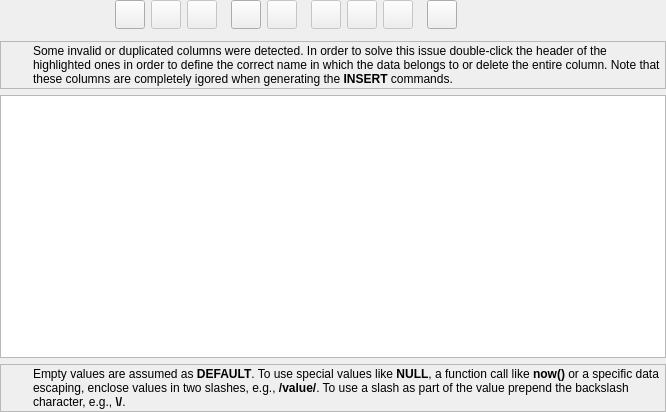
Qt form libpgmodeler_ui/ui/tabledatawidget.ui (pgmodeler/pgmodeler) before a commit.
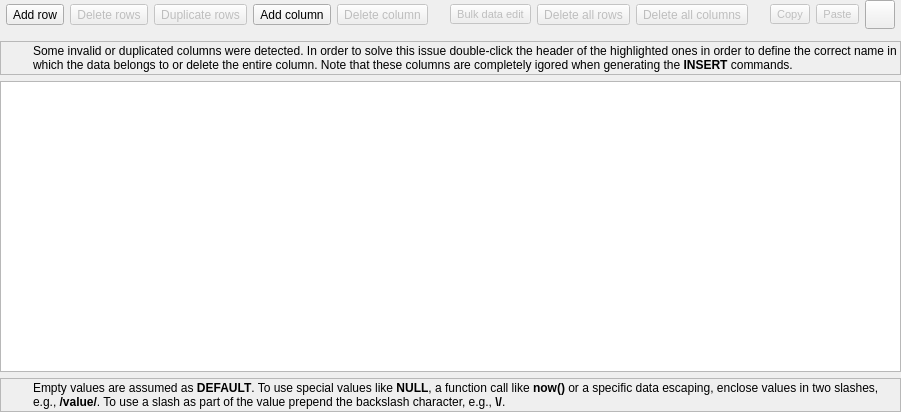
The same form after that commit. Icons and pictures are not drawn.

Commit message: Added the ability to paste CSV text from clipboard into the TableDataWidget

What changed in the file:
```diff
--- a/libpgmodeler_ui/ui/tabledatawidget.ui
+++ b/libpgmodeler_ui/ui/tabledatawidget.ui
@@ -6,7 +6,7 @@
    <rect>
     <x>0</x>
     <y>0</y>
-    <width>666</width>
+    <width>658</width>
     <height>412</height>
    </rect>
   </property>
@@ -26,7 +26,7 @@
    <property name="bottomMargin">
     <number>0</number>
    </property>
-   <item row="3" column="0" colspan="14">
+   <item row="3" column="0" colspan="15">
     <widget class="QTableWidget" name="data_tbw">
      <property name="enabled">
       <bool>true</bool>
@@ -90,120 +90,45 @@
      </attribute>
     </widget>
    </item>
-   <item row="2" column="0" colspan="14">
-    <widget class="QFrame" name="warn_frm">
-     <property name="sizePolicy">
-      <sizepolicy hsizetype="Preferred" vsizetype="Fixed">
-       <horstretch>0</horstretch>
-       <verstretch>0</verstretch>
-      </sizepolicy>
+   <item row="0" column="11">
+    <widget class="QToolButton" name="copy_tb">
+     <property name="enabled">
+      <bool>false</bool>
      </property>
-     <property name="minimumSize">
-      <size>
-       <width>0</width>
-       <height>30</height>
-      </size>
-     </property>
-     <property name="frameShape">
-      <enum>QFrame::StyledPanel</enum>
-     </property>
-     <property name="frameShadow">
-      <enum>QFrame::Raised</enum>
-     </property>
-     <layout class="QGridLayout" name="gridLayout_6">
-      <property name="leftMargin">
-       <number>2</number>
-      </property>
-      <property name="topMargin">
-       <number>2</number>
-      </property>
-      <property name="rightMargin">
-       <number>2</number>
-      </property>
-      <property name="bottomMargin">
-       <number>2</number>
-      </property>
-      <item row="0" column="0">
-       <widget class="QLabel" name="label_7">
-        <property name="minimumSize">
-         <size>
-          <width>24</width>
-          <height>24</height>
-         </size>
-        </property>
-        <property name="maximumSize">
-         <size>
-          <width>24</width>
-          <height>24</height>
-         </size>
-        </property>
-        <property name="text">
-         <string/>
-        </property>
-        <property name="textFormat">
-         <enum>Qt::AutoText</enum>
-        </property>
-        <property name="pixmap">
-         <pixmap resource="../res/resources.qrc">:/icones/icones/msgbox_alerta.png</pixmap>
-        </property>
-        <property name="scaledContents">
-         <bool>true</bool>
-        </property>
-       </widget>
-      </item>
-      <item row="0" column="1">
-       <widget class="QLabel" name="hint_lbl_2">
-        <property name="sizePolicy">
-         <sizepolicy hsizetype="Preferred" vsizetype="Preferred">
-          <horstretch>0</horstretch>
-          <verstretch>0</verstretch>
-         </sizepolicy>
-        </property>
-        <property name="font">
-         <font>
-          <weight>50</weight>
-          <bold>false</bold>
-          <underline>false</underline>
-          <strikeout>false</strikeout>
-          <kerning>true</kerning>
-         </font>
-        </property>
-        <property name="text">
-         <string>Some invalid or duplicated columns were detected. In order to solve this issue double-click the header of the highlighted ones in order to define the correct name in which the data belongs to or delete the entire column. Note that these columns are completely igored when generating the &lt;strong&gt;INSERT&lt;/strong&gt; commands.</string>
-        </property>
-        <property name="wordWrap">
-         <bool>true</bool>
-        </property>
-       </widget>
-      </item>
-     </layout>
-    </widget>
-   </item>
-   <item row="1" column="0" colspan="14">
-    <widget class="QWidget" name="csv_load_parent" native="true">
      <property name="minimumSize">
       <size>
        <width>0</width>
        <height>0</height>
       </size>
      </property>
-    </widget>
-   </item>
-   <item row="0" column="4">
-    <spacer name="horizontalSpacer_3">
-     <property name="orientation">
-      <enum>Qt::Horizontal</enum>
+     <property name="font">
+      <font>
+       <pointsize>8</pointsize>
+      </font>
      </property>
-     <property name="sizeType">
-      <enum>QSizePolicy::Fixed</enum>
+     <property name="toolTip">
+      <string>Copy items on the grid</string>
      </property>
-     <property name="sizeHint" stdset="0">
+     <property name="text">
+      <string>Copy</string>
+     </property>
+     <property name="icon">
+      <iconset resource="../res/resources.qrc">
+       <normaloff>:/icones/icones/copiar.png</normaloff>:/icones/icones/copiar.png</iconset>
+     </property>
+     <property name="iconSize">
       <size>
-       <width>2</width>
-       <height>20</height>
+       <width>22</width>
+       <height>22</height>
       </size>
      </property>
-    </spacer>
+     <property name="popupMode">
+      <enum>QToolButton::InstantPopup</enum>
+     </property>
+     <property name="toolButtonStyle">
+      <enum>Qt::ToolButtonIconOnly</enum>
+     </property>
+    </widget>
    </item>
    <item row="0" column="1">
     <widget class="QToolButton" name="add_row_tb">
@@ -219,6 +144,9 @@
      <property name="toolTip">
       <string>Add empty rows</string>
      </property>
+     <property name="text">
+      <string>Add row</string>
+     </property>
      <property name="icon">
       <iconset resource="../res/resources.qrc">
        <normaloff>:/icones/icones/addrow.png</normaloff>:/icones/icones/addrow.png</iconset>
@@ -237,56 +165,8 @@
      </property>
     </widget>
    </item>
-   <item row="0" column="7">
-    <spacer name="horizontalSpacer_4">
-     <property name="orientation">
-      <enum>Qt::Horizontal</enum>
-     </property>
-     <property name="sizeType">
-      <enum>QSizePolicy::Fixed</enum>
-     </property>
-     <property name="sizeHint" stdset="0">
-      <size>
-       <width>2</width>
-       <height>20</height>
-      </size>
-     </property>
-    </spacer>
-   </item>
    <item row="0" column="5">
-    <widget class="QToolButton" name="add_col_tb">
-     <property name="enabled">
-      <bool>true</bool>
-     </property>
-     <property name="minimumSize">
-      <size>
-       <width>0</width>
-       <height>0</height>
-      </size>
-     </property>
-     <property name="toolTip">
-      <string>Add an empty column</string>
-     </property>
-     <property name="icon">
-      <iconset resource="../res/resources.qrc">
-       <normaloff>:/icones/icones/addcol.png</normaloff>:/icones/icones/addcol.png</iconset>
-     </property>
-     <property name="iconSize">
-      <size>
-       <width>22</width>
-       <height>22</height>
-      </size>
-     </property>
-     <property name="popupMode">
-      <enum>QToolButton::InstantPopup</enum>
-     </property>
-     <property name="toolButtonStyle">
-      <enum>Qt::ToolButtonIconOnly</enum>
-     </property>
-    </widget>
-   </item>
-   <item row="0" column="9">
-    <widget class="QToolButton" name="clear_rows_tb">
+    <widget class="QToolButton" name="del_cols_tb">
      <property name="enabled">
       <bool>false</bool>
      </property>
@@ -297,7 +177,10 @@
       </size>
      </property>
      <property name="toolTip">
-      <string>Remove all rows from the grid preserving columns</string>
+      <string>Delete the selected columns</string>
+     </property>
+     <property name="text">
+      <string>Delete column</string>
      </property>
      <property name="icon">
       <iconset resource="../res/resources.qrc">
@@ -317,49 +200,50 @@
      </property>
     </widget>
    </item>
-   <item row="0" column="0">
-    <spacer name="horizontalSpacer">
-     <property name="orientation">
-      <enum>Qt::Horizontal</enum>
-     </property>
-     <property name="sizeHint" stdset="0">
-      <size>
-       <width>40</width>
-       <height>20</height>
-      </size>
-     </property>
-    </spacer>
-   </item>
-   <item row="0" column="11">
-    <spacer name="horizontalSpacer_5">
-     <property name="orientation">
-      <enum>Qt::Horizontal</enum>
-     </property>
-     <property name="sizeType">
-      <enum>QSizePolicy::Fixed</enum>
-     </property>
-     <property name="sizeHint" stdset="0">
-      <size>
-       <width>2</width>
-       <height>20</height>
-      </size>
-     </property>
-    </spacer>
-   </item>
-   <item row="0" column="13">
-    <spacer name="horizontalSpacer_2">
-     <property name="orientation">
-      <enum>Qt::Horizontal</enum>
-     </property>
-     <property name="sizeHint" stdset="0">
-      <size>
-       <width>203</width>
-       <height>20</height>
-      </size>
-     </property>
-    </spacer>
-   </item>
    <item row="0" column="12">
+    <widget class="QToolButton" name="paste_tb">
+     <property name="enabled">
+      <bool>false</bool>
+     </property>
+     <property name="minimumSize">
+      <size>
+       <width>0</width>
+       <height>0</height>
+      </size>
+     </property>
+     <property name="font">
+      <font>
+       <pointsize>8</pointsize>
+      </font>
+     </property>
+     <property name="toolTip">
+      <string>Paste items on the grid</string>
+     </property>
+     <property name="text">
+      <string>Paste</string>
+     </property>
+     <property name="icon">
+      <iconset resource="../res/resources.qrc">
+       <normaloff>:/icones/icones/colar.png</normaloff>:/icones/icones/colar.png</iconset>
+     </property>
+     <property name="iconSize">
+      <size>
+       <width>22</width>
+       <height>22</height>
+      </size>
+     </property>
+     <property name="shortcut">
+      <string>Ctrl+V</string>
+     </property>
+     <property name="popupMode">
+      <enum>QToolButton::InstantPopup</enum>
+     </property>
+     <property name="toolButtonStyle">
+      <enum>Qt::ToolButtonIconOnly</enum>
+     </property>
+    </widget>
+   </item>
+   <item row="0" column="13">
     <widget class="QToolButton" name="csv_load_tb">
      <property name="enabled">
       <bool>true</bool>
@@ -394,10 +278,99 @@
      </property>
     </widget>
    </item>
-   <item row="0" column="10">
-    <widget class="QToolButton" name="clear_cols_tb">
+   <item row="2" column="0" colspan="15">
+    <widget class="QFrame" name="warn_frm">
+     <property name="sizePolicy">
+      <sizepolicy hsizetype="Preferred" vsizetype="Fixed">
+       <horstretch>0</horstretch>
+       <verstretch>0</verstretch>
+      </sizepolicy>
+     </property>
+     <property name="minimumSize">
+      <size>
+       <width>0</width>
+       <height>30</height>
+      </size>
+     </property>
+     <property name="frameShape">
+      <enum>QFrame::StyledPanel</enum>
+     </property>
+     <property name="frameShadow">
+      <enum>QFrame::Raised</enum>
+     </property>
+     <layout class="QGridLayout" name="gridLayout_6">
+      <property name="leftMargin">
+       <number>2</number>
+      </property>
+      <property name="topMargin">
+       <number>2</number>
+      </property>
+      <property name="rightMargin">
+       <number>2</number>
+      </property>
+      <property name="bottomMargin">
+       <number>2</number>
+      </property>
+      <item row="0" column="0">
+       <widget class="QLabel" name="label_7">
+        <property name="minimumSize">
+         <size>
+          <width>24</width>
+          <height>24</height>
+         </size>
+        </property>
+        <property name="maximumSize">
+         <size>
+          <width>24</width>
+          <height>24</height>
+         </size>
+        </property>
+        <property name="text">
+         <string/>
+        </property>
+        <property name="textFormat">
+         <enum>Qt::AutoText</enum>
+        </property>
+        <property name="pixmap">
+         <pixmap resource="../res/resources.qrc">:/icones/icones/msgbox_alerta.png</pixmap>
+        </property>
+        <property name="scaledContents">
+         <bool>true</bool>
+        </property>
+       </widget>
+      </item>
+      <item row="0" column="1">
+       <widget class="QLabel" name="hint_lbl_2">
+        <property name="sizePolicy">
+         <sizepolicy hsizetype="Preferred" vsizetype="Preferred">
+          <horstretch>0</horstretch>
+          <verstretch>0</verstretch>
+         </sizepolicy>
+        </property>
+        <property name="font">
+         <font>
+          <weight>50</weight>
+          <bold>false</bold>
+          <underline>false</underline>
+          <strikeout>false</strikeout>
+          <kerning>true</kerning>
+         </font>
+        </property>
+        <property name="text">
+         <string>Some invalid or duplicated columns were detected. In order to solve this issue double-click the header of the highlighted ones in order to define the correct name in which the data belongs to or delete the entire column. Note that these columns are completely igored when generating the &lt;strong&gt;INSERT&lt;/strong&gt; commands.</string>
+        </property>
+        <property name="wordWrap">
+         <bool>true</bool>
+        </property>
+       </widget>
+      </item>
+     </layout>
+    </widget>
+   </item>
+   <item row="0" column="4">
+    <widget class="QToolButton" name="add_col_tb">
      <property name="enabled">
-      <bool>false</bool>
+      <bool>true</bool>
      </property>
      <property name="minimumSize">
       <size>
@@ -406,7 +379,10 @@
       </size>
      </property>
      <property name="toolTip">
-      <string>Remove all columns (and rows) from the grid</string>
+      <string>Add an empty column</string>
+     </property>
+     <property name="text">
+      <string>Add column</string>
      </property>
      <property name="icon">
       <iconset resource="../res/resources.qrc">
@@ -418,8 +394,8 @@
        <height>22</height>
       </size>
      </property>
-     <property name="shortcut">
-      <string>Ctrl+Shift+Del</string>
+     <property name="popupMode">
+      <enum>QToolButton::InstantPopup</enum>
      </property>
      <property name="toolButtonStyle">
       <enum>Qt::ToolButtonIconOnly</enum>
@@ -440,6 +416,9 @@
      <property name="toolTip">
       <string>Duplicate the selected rows</string>
      </property>
+     <property name="text">
+      <string>Duplicate rows</string>
+     </property>
      <property name="icon">
       <iconset resource="../res/resources.qrc">
        <normaloff>:/icones/icones/duprow.png</normaloff>:/icones/icones/duprow.png</iconset>
@@ -458,8 +437,21 @@
      </property>
     </widget>
    </item>
-   <item row="0" column="6">
-    <widget class="QToolButton" name="del_cols_tb">
+   <item row="0" column="14">
+    <spacer name="horizontalSpacer_2">
+     <property name="orientation">
+      <enum>Qt::Horizontal</enum>
+     </property>
+     <property name="sizeHint" stdset="0">
+      <size>
+       <width>40</width>
+       <height>20</height>
+      </size>
+     </property>
+    </spacer>
+   </item>
+   <item row="0" column="7">
+    <widget class="QToolButton" name="bulkedit_tb">
      <property name="enabled">
       <bool>false</bool>
      </property>
@@ -469,9 +461,17 @@
        <height>0</height>
       </size>
      </property>
+     <property name="font">
+      <font>
+       <pointsize>8</pointsize>
+      </font>
+     </property>
      <property name="toolTip">
       <string>Delete the selected columns</string>
      </property>
+     <property name="text">
+      <string>Bulk data edit</string>
+     </property>
      <property name="icon">
       <iconset resource="../res/resources.qrc">
        <normaloff>:/icones/icones/delcol.png</normaloff>:/icones/icones/delcol.png</iconset>
@@ -483,7 +483,81 @@
       </size>
      </property>
      <property name="shortcut">
-      <string>Del</string>
+      <string>Ctrl+E</string>
+     </property>
+     <property name="toolButtonStyle">
+      <enum>Qt::ToolButtonIconOnly</enum>
+     </property>
+    </widget>
+   </item>
+   <item row="0" column="0">
+    <spacer name="horizontalSpacer">
+     <property name="orientation">
+      <enum>Qt::Horizontal</enum>
+     </property>
+     <property name="sizeHint" stdset="0">
+      <size>
+       <width>40</width>
+       <height>20</height>
+      </size>
+     </property>
+    </spacer>
+   </item>
+   <item row="0" column="10">
+    <spacer name="horizontalSpacer_3">
+     <property name="orientation">
+      <enum>Qt::Horizontal</enum>
+     </property>
+     <property name="sizeType">
+      <enum>QSizePolicy::Fixed</enum>
+     </property>
+     <property name="sizeHint" stdset="0">
+      <size>
+       <width>10</width>
+       <height>20</height>
+      </size>
+     </property>
+    </spacer>
+   </item>
+   <item row="1" column="0" colspan="15">
+    <widget class="QWidget" name="csv_load_parent" native="true">
+     <property name="minimumSize">
+      <size>
+       <width>0</width>
+       <height>0</height>
+      </size>
+     </property>
+    </widget>
+   </item>
+   <item row="0" column="9">
+    <widget class="QToolButton" name="clear_cols_tb">
+     <property name="enabled">
+      <bool>false</bool>
+     </property>
+     <property name="minimumSize">
+      <size>
+       <width>0</width>
+       <height>0</height>
+      </size>
+     </property>
+     <property name="toolTip">
+      <string>Remove all columns (and rows) from the grid</string>
+     </property>
+     <property name="text">
+      <string>Delete all columns</string>
+     </property>
+     <property name="icon">
+      <iconset resource="../res/resources.qrc">
+       <normaloff>:/icones/icones/delcols.png</normaloff>:/icones/icones/delcols.png</iconset>
+     </property>
+     <property name="iconSize">
+      <size>
+       <width>22</width>
+       <height>22</height>
+      </size>
+     </property>
+     <property name="shortcut">
+      <string>Ctrl+Shift+Del</string>
      </property>
      <property name="toolButtonStyle">
       <enum>Qt::ToolButtonIconOnly</enum>
@@ -504,6 +578,9 @@
      <property name="toolTip">
       <string>Delete the selected rows</string>
      </property>
+     <property name="text">
+      <string>Delete rows</string>
+     </property>
      <property name="icon">
       <iconset resource="../res/resources.qrc">
        <normaloff>:/icones/icones/delrow.png</normaloff>:/icones/icones/delrow.png</iconset>
@@ -522,7 +599,7 @@
      </property>
     </widget>
    </item>
-   <item row="5" column="0" colspan="14">
+   <item row="5" column="0" colspan="15">
     <widget class="QFrame" name="hint_frm">
      <property name="sizePolicy">
       <sizepolicy hsizetype="Preferred" vsizetype="Fixed">
@@ -612,7 +689,7 @@
     </widget>
    </item>
    <item row="0" column="8">
-    <widget class="QToolButton" name="bulkedit_tb">
+    <widget class="QToolButton" name="clear_rows_tb">
      <property name="enabled">
       <bool>false</bool>
      </property>
@@ -622,13 +699,11 @@
        <height>0</height>
       </size>
      </property>
-     <property name="font">
-      <font>
-       <pointsize>8</pointsize>
-      </font>
-     </property>
      <property name="toolTip">
-      <string>Change the values of all selected cells at once</string>
+      <string>Remove all rows from the grid preserving columns</string>
+     </property>
+     <property name="text">
+      <string>Delete all rows</string>
      </property>
      <property name="icon">
       <iconset resource="../res/resources.qrc">
@@ -648,6 +723,22 @@
      </property>
     </widget>
    </item>
+   <item row="0" column="6">
+    <spacer name="horizontalSpacer_4">
+     <property name="orientation">
+      <enum>Qt::Horizontal</enum>
+     </property>
+     <property name="sizeType">
+      <enum>QSizePolicy::Fixed</enum>
+     </property>
+     <property name="sizeHint" stdset="0">
+      <size>
+       <width>10</width>
+       <height>20</height>
+      </size>
+     </property>
+    </spacer>
+   </item>
   </layout>
   <zorder>clear_rows_tb</zorder>
   <zorder>hint_frm</zorder>
```
Left out of the diff: 16 changed lines with no effect on the pictures. The commit also changes 6 other files.
